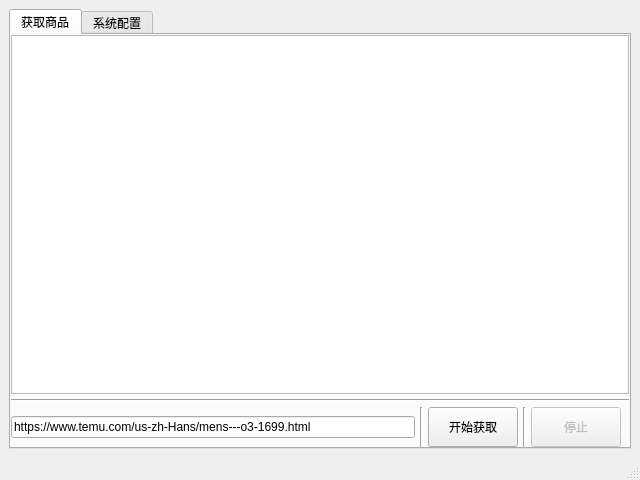
izerui/temu-spider, file ui/home.ui: the form before one commit.
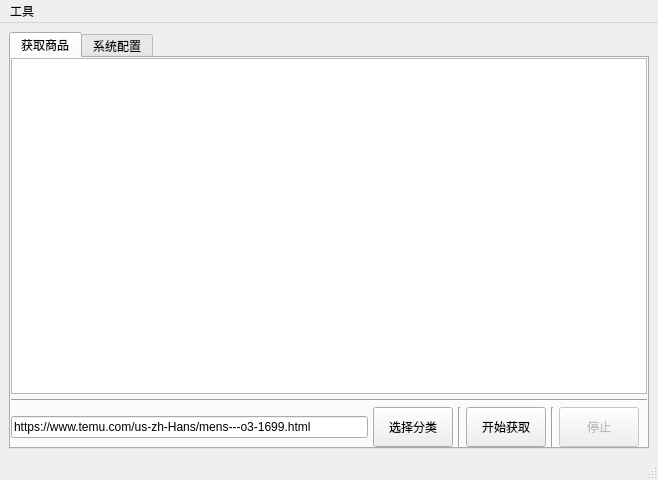
The form after the commit.

```diff
--- a/ui/home.ui
+++ b/ui/home.ui
@@ -9,7 +9,7 @@
    <rect>
     <x>0</x>
     <y>0</y>
-    <width>640</width>
+    <width>658</width>
     <height>480</height>
    </rect>
   </property>
@@ -103,6 +103,28 @@
               </property>
              </widget>
             </item>
+            <item>
+             <widget class="QPushButton" name="pushButton">
+              <property name="minimumSize">
+               <size>
+                <width>80</width>
+                <height>40</height>
+               </size>
+              </property>
+              <property name="maximumSize">
+               <size>
+                <width>80</width>
+                <height>40</height>
+               </size>
+              </property>
+              <property name="cursor">
+               <cursorShape>PointingHandCursor</cursorShape>
+              </property>
+              <property name="text">
+               <string>选择分类</string>
+              </property>
+             </widget>
+            </item>
             <item>
              <widget class="Line" name="line">
               <property name="orientation">
@@ -114,13 +136,13 @@
              <widget class="QPushButton" name="btn1">
               <property name="minimumSize">
                <size>
-                <width>90</width>
+                <width>80</width>
                 <height>40</height>
                </size>
               </property>
               <property name="maximumSize">
                <size>
-                <width>90</width>
+                <width>80</width>
                 <height>40</height>
                </size>
               </property>
@@ -149,13 +171,13 @@
               </property>
               <property name="minimumSize">
                <size>
-                <width>90</width>
+                <width>80</width>
                 <height>40</height>
                </size>
               </property>
               <property name="maximumSize">
                <size>
-                <width>90</width>
+                <width>80</width>
                 <height>40</height>
                </size>
               </property>
@@ -378,6 +400,28 @@
    </layout>
   </widget>
   <widget class="QStatusBar" name="myStatusBar"/>
+  <widget class="QMenuBar" name="menuBar">
+   <property name="geometry">
+    <rect>
+     <x>0</x>
+     <y>0</y>
+     <width>658</width>
+     <height>33</height>
+    </rect>
+   </property>
+   <widget class="QMenu" name="menu">
+    <property name="title">
+     <string>工具</string>
+    </property>
+    <addaction name="actiontools"/>
+   </widget>
+   <addaction name="menu"/>
+  </widget>
+  <action name="actiontools">
+   <property name="text">
+    <string>测试代理</string>
+   </property>
+  </action>
  </widget>
  <tabstops>
   <tabstop>textBrowser</tabstop>
```
Left out of the diff: 60 changed lines with no effect on the pictures.
